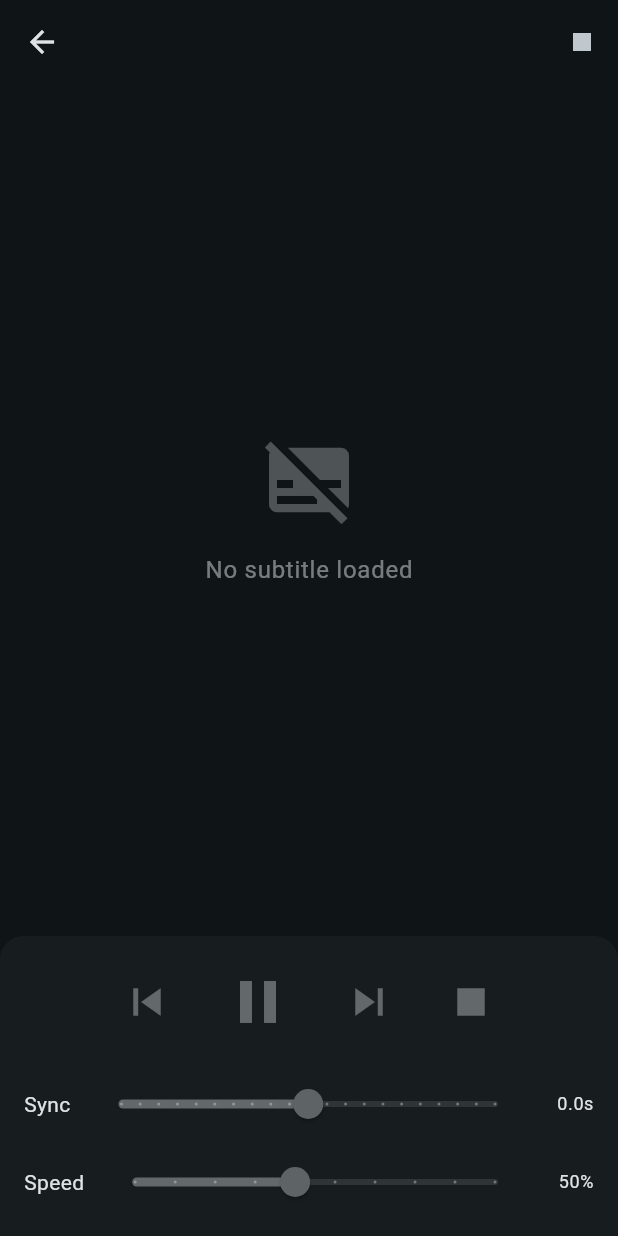
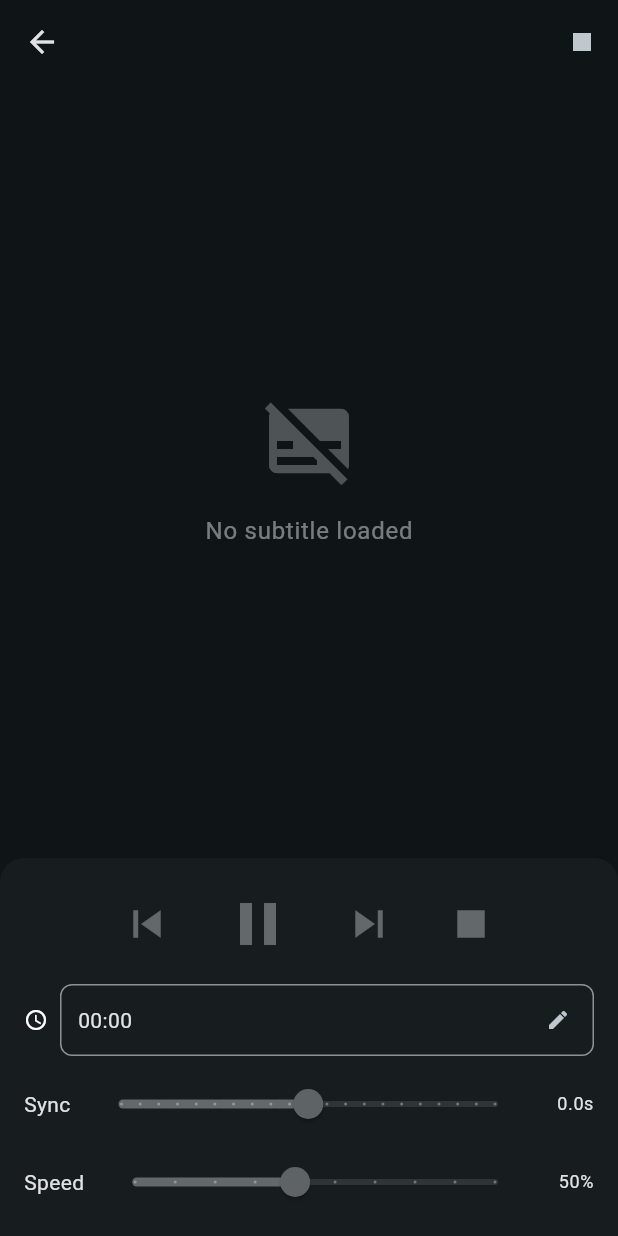
Before and after one commit to nmwael/subvocal, a Flutter app: the PlayerScreen screen opened directly with empty values, on a phone screen of 412 x 824 dp. Run offline on Flutter 3.47's test engine with Material 3 defaults, Android fonts, the phone set to English and light mode, and no system bars; our stand-ins replace equatable, flutter_riverpod, flutter_secure_storage, flutter_tts; accounts and stored records are empty.

Commit message:
feat: feat: add timestamp input to player for manual position seek

```diff
--- a/lib/presentation/screens/player_screen.dart
+++ b/lib/presentation/screens/player_screen.dart
@@ -99,6 +99,7 @@ class _PlayerScreenState extends ConsumerState<PlayerScreen> {
             onPrevious: playerNotifier.previous,
             onSpeedChanged: playerNotifier.setSpeed,
             onSyncOffsetChanged: playerNotifier.setSyncOffset,
+            onSeek: playerNotifier.seek,
           ),
         ],
       ),
--- a/lib/presentation/widgets/playback_controls.dart
+++ b/lib/presentation/widgets/playback_controls.dart
@@ -1,8 +1,9 @@
 import 'package:flutter/material.dart';
+import 'package:flutter/services.dart';
 
 import '../providers/player_provider.dart';
 
-class PlaybackControls extends StatelessWidget {
+class PlaybackControls extends StatefulWidget {
   final PlayerState playerState;
   final VoidCallback onPlay;
   final VoidCallback onPause;
@@ -12,6 +13,7 @@ class PlaybackControls extends StatelessWidget {
   final VoidCallback onPrevious;
   final ValueChanged<double> onSpeedChanged;
   final ValueChanged<double> onSyncOffsetChanged;
+  final ValueChanged<Duration> onSeek;
 
   const PlaybackControls({
     super.key,
@@ -24,11 +26,69 @@ class PlaybackControls extends StatelessWidget {
     required this.onPrevious,
     required this.onSpeedChanged,
     required this.onSyncOffsetChanged,
+    required this.onSeek,
   });
 
   @override
+  State<PlaybackControls> createState() => _PlaybackControlsState();
+}
+
+class _PlaybackControlsState extends State<PlaybackControls> {
+  final _timeController = TextEditingController();
+  bool _isEditingTime = false;
+
+  @override
+  void dispose() {
+    _timeController.dispose();
+    super.dispose();
+  }
+
+  String _formatDuration(Duration d) {
+    final h = d.inHours;
+    final m = d.inMinutes.remainder(60);
+    final s = d.inSeconds.remainder(60);
+    if (h > 0) return '$h:${m.toString().padLeft(2, '0')}:${s.toString().padLeft(2, '0')}';
+    return '${m.toString().padLeft(2, '0')}:${s.toString().padLeft(2, '0')}';
+  }
+
+  Duration? _parseTimestamp(String input) {
+    final trimmed = input.trim();
+    if (trimmed.isEmpty) return null;
+
+    final parts = trimmed.split(':');
+    if (parts.length == 3) {
+      final h = int.tryParse(parts[0]);
+      final m = int.tryParse(parts[1]);
+      final s = int.tryParse(parts[2]);
+      if (h == null || m == null || s == null) return null;
+      if (m > 59 || s > 59) return null;
+      return Duration(hours: h, minutes: m, seconds: s);
+    }
+    if (parts.length == 2) {
+      final m = int.tryParse(parts[0]);
+      final s = int.tryParse(parts[1]);
+      if (m == null || s == null) return null;
+      if (s > 59) return null;
+      return Duration(minutes: m, seconds: s);
+    }
+    final totalSeconds = int.tryParse(trimmed);
+    if (totalSeconds != null) return Duration(seconds: totalSeconds);
+
+    return null;
+  }
+
+  void _submitTimestamp() {
+    final duration = _parseTimestamp(_timeController.text);
+    if (duration != null) {
+      widget.onSeek(duration);
+    }
+    setState(() => _isEditingTime = false);
+    FocusScope.of(context).unfocus();
+  }
+
+  @override
   Widget build(BuildContext context) {
-    final hasEntries = playerState.entries.isNotEmpty;
+    final hasEntries = widget.playerState.entries.isNotEmpty;
 
     return Container(
       padding: const EdgeInsets.symmetric(horizontal: 16, vertical: 12),
@@ -46,61 +106,118 @@ class PlaybackControls extends StatelessWidget {
               children: [
                 _ControlButton(
                   icon: Icons.skip_previous,
-                  onPressed: hasEntries ? onPrevious : null,
+                  onPressed: hasEntries ? widget.onPrevious : null,
                   tooltip: 'Previous',
                 ),
                 const SizedBox(width: 16),
                 _ControlButton(
-                  icon: playerState.isPlaying
+                  icon: widget.playerState.isPlaying
                       ? Icons.pause
                       : Icons.play_arrow,
                   size: 48,
                   onPressed: hasEntries
                       ? () {
-                          if (playerState.isPlaying) {
-                            onPause();
-                          } else if (playerState.isPaused) {
-                            onResume();
+                          if (widget.playerState.isPlaying) {
+                            widget.onPause();
+                          } else if (widget.playerState.isPaused) {
+                            widget.onResume();
                           } else {
-                            onPlay();
+                            widget.onPlay();
                           }
                         }
                       : null,
-                  tooltip: playerState.isPlaying ? 'Pause' : 'Play',
+                  tooltip: widget.playerState.isPlaying ? 'Pause' : 'Play',
                 ),
                 const SizedBox(width: 16),
                 _ControlButton(
                   icon: Icons.skip_next,
-                  onPressed: hasEntries ? onNext : null,
+                  onPressed: hasEntries ? widget.onNext : null,
                   tooltip: 'Next',
                 ),
                 const SizedBox(width: 16),
                 _ControlButton(
                   icon: Icons.stop,
-                  onPressed: hasEntries ? onStop : null,
+                  onPressed: hasEntries ? widget.onStop : null,
                   tooltip: 'Stop',
                 ),
               ],
             ),
-            const SizedBox(height: 12),
+            const SizedBox(height: 8),
+            Row(
+              children: [
+                const Icon(Icons.access_time, size: 16),
+                const SizedBox(width: 8),
+                Expanded(
+                  child: _isEditingTime
+                      ? TextField(
+                          controller: _timeController,
+                          keyboardType: const TextInputType.numberWithOptions(),
+                          inputFormatters: [
+                            FilteringTextInputFormatter.allow(RegExp(r'[0-9:]')),
+                          ],
+                          decoration: InputDecoration(
+                            hintText: 'e.g. 5:30 or 1:02:15',
+                            isDense: true,
+                            contentPadding: const EdgeInsets.symmetric(
+                              horizontal: 8,
+                              vertical: 8,
+                            ),
+                            border: OutlineInputBorder(
+                              borderRadius: BorderRadius.circular(8),
+                            ),
+                          ),
+                          autofocus: true,
+                          onEditingComplete: _submitTimestamp,
+                          onSubmitted: (_) => _submitTimestamp(),
+                        )
+                      : GestureDetector(
+                          onTap: hasEntries
+                              ? () {
+                                  _timeController.text =
+                                      _formatDuration(widget.playerState.currentPosition);
+                                  setState(() => _isEditingTime = true);
+                                }
+                              : null,
+                          child: InputDecorator(
+                            decoration: InputDecoration(
+                              isDense: true,
+                              contentPadding: const EdgeInsets.symmetric(
+                                horizontal: 8,
+                                vertical: 8,
+                              ),
+                              border: OutlineInputBorder(
+                                borderRadius: BorderRadius.circular(8),
+                              ),
+                              suffixIcon: const Icon(Icons.edit, size: 16),
+                            ),
+                            child: Text(
+                              _formatDuration(widget.playerState.currentPosition),
+                              style: Theme.of(context).textTheme.bodyMedium,
+                            ),
+                          ),
+                        ),
+                ),
+              ],
+            ),
+            const SizedBox(height: 8),
             Row(
               children: [
                 const Text('Sync'),
                 const SizedBox(width: 8),
                 Expanded(
                   child: Slider(
-                    value: playerState.syncOffset,
+                    value: widget.playerState.syncOffset,
                     min: -5.0,
                     max: 5.0,
                     divisions: 20,
-                    label: '${playerState.syncOffset.toStringAsFixed(1)}s',
-                    onChanged: hasEntries ? onSyncOffsetChanged : null,
+                    label: '${widget.playerState.syncOffset.toStringAsFixed(1)}s',
+                    onChanged: hasEntries ? widget.onSyncOffsetChanged : null,
                   ),
                 ),
                 SizedBox(
                   width: 40,
                   child: Text(
-                    '${playerState.syncOffset.toStringAsFixed(1)}s',
+                    '${widget.playerState.syncOffset.toStringAsFixed(1)}s',
                     textAlign: TextAlign.right,
                     style: Theme.of(context).textTheme.bodySmall,
                   ),
@@ -114,18 +231,18 @@ class PlaybackControls extends StatelessWidget {
                 const SizedBox(width: 8),
                 Expanded(
                   child: Slider(
-                    value: playerState.speed,
+                    value: widget.playerState.speed,
                     min: 0.1,
                     max: 1.0,
                     divisions: 9,
-                    label: '${(playerState.speed * 100).round()}%',
-                    onChanged: hasEntries ? onSpeedChanged : null,
+                    label: '${(widget.playerState.speed * 100).round()}%',
+                    onChanged: hasEntries ? widget.onSpeedChanged : null,
                   ),
                 ),
                 SizedBox(
                   width: 40,
                   child: Text(
-                    '${(playerState.speed * 100).round()}%',
+                    '${(widget.playerState.speed * 100).round()}%',
                     textAlign: TextAlign.right,
                     style: Theme.of(context).textTheme.bodySmall,
                   ),
```
